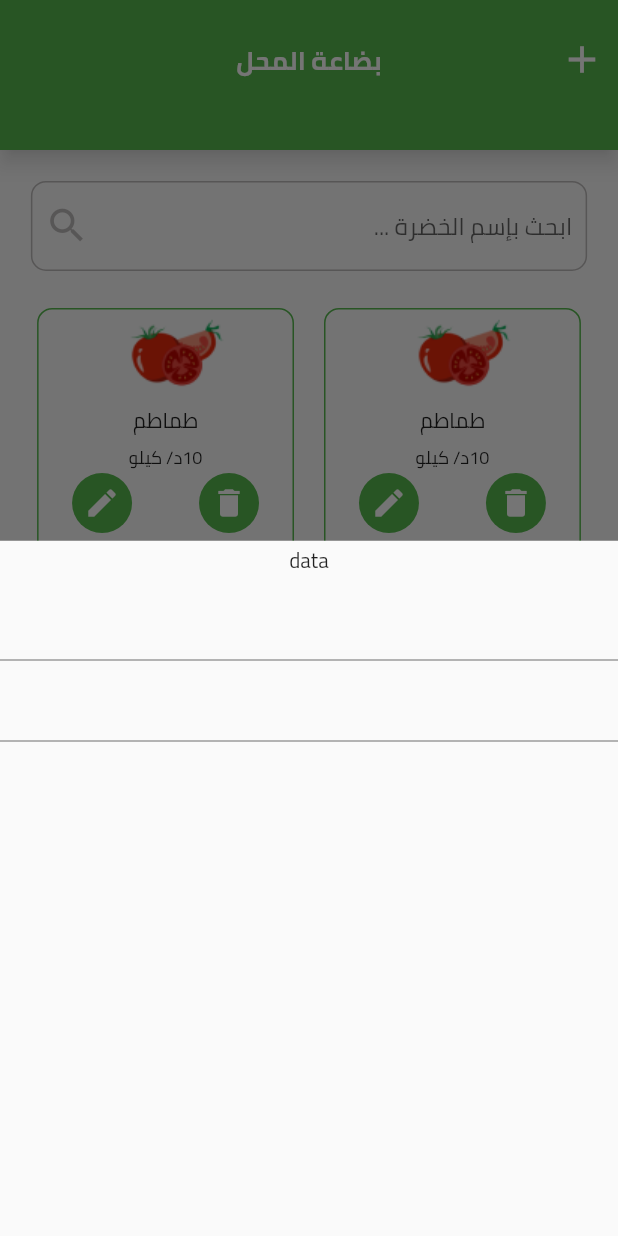
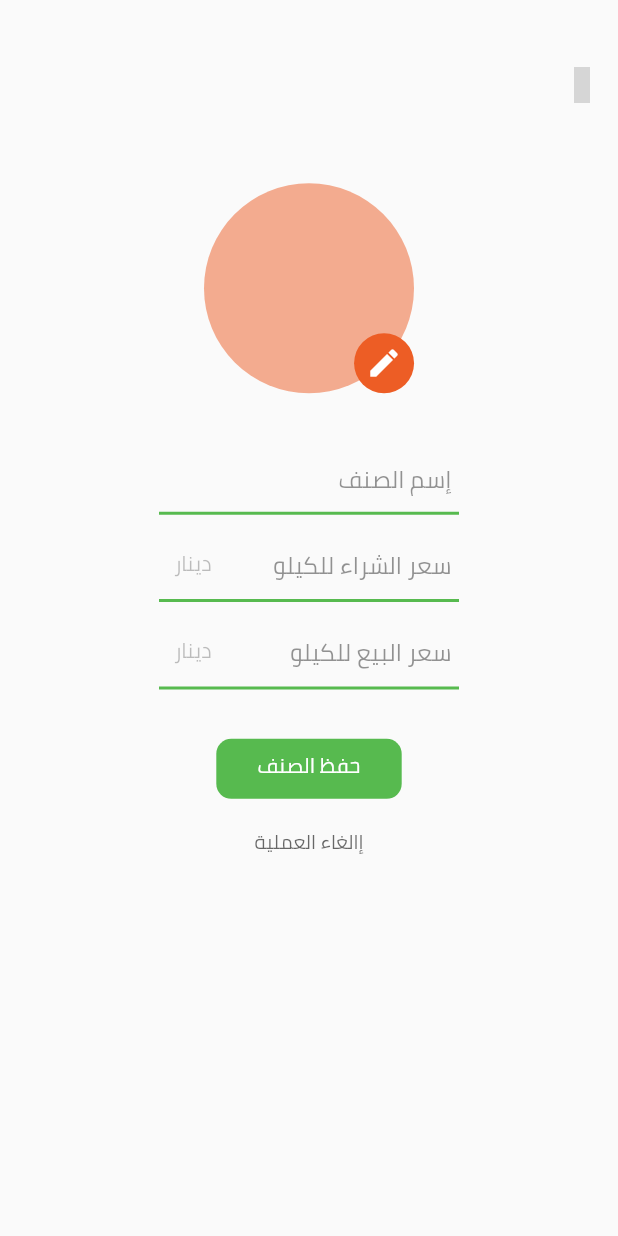
Before and after one commit to weaamokok/Vegilator, a Flutter app: the screen it shows after launch, item 2 of the bottom bar chosen, after a tap on the "add" icon, on a phone screen of 412 x 824 dp. Run offline on Flutter 3.47's test engine with Material 2 defaults, Android fonts, the phone set to English and light mode, and no system bars; our stand-ins replace auto_route, bloc, dio, equatable, floor, flutter_bloc and 7 more; missing offline and left inert: awesome_dio_interceptor, dart:ffi; accounts and stored records are empty; generated files the repository leaves out were written again; statements that could not run were skipped; grey boxes are pictures that could not be loaded.

Commit message:
add to inventory, delete vegetable from inventory

```diff
--- a/lib/main.dart
+++ b/lib/main.dart
@@ -4,27 +4,42 @@ import 'package:flutter/material.dart';
 import 'package:flutter_bloc/flutter_bloc.dart';
 import 'package:vegilator/src/config/router/app_router.dart';
 import 'package:vegilator/src/config/themes/app_theme.dart';
+import 'package:vegilator/src/domain/repositories/database_repository.dart';
+import 'package:vegilator/src/locator.dart';
 import 'package:vegilator/src/presentation/cubits/cubit/nav_bar_cubit.dart';
+import 'package:vegilator/src/presentation/cubits/cubit/vegetabes_cubit.dart';
 import 'package:vegilator/src/presentation/views/root.dart';
 import 'package:vegilator/src/config/router/app_router.gr.dart' as r;
+import 'package:sqflite/sqflite.dart';
+final appRouter = AppRouter();
 
-void main() {
+void main()async {
+  WidgetsFlutterBinding.ensureInitialized();
+  await initializeDependencies();
+
   runApp(MyApp());
 }
 
 @RoutePage()
 class MyApp extends StatelessWidget {
-  final _appRouter = AppRouter();
-
   // This widget is the root of your application.
   @override
   Widget build(BuildContext context) {
-    return BlocProvider<NavBarCubit>(
-      create: (context) => NavBarCubit(),
+    return MultiBlocProvider(
+      providers: [
+        BlocProvider(
+          create: (context) => NavBarCubit(),
+        ),
+        BlocProvider(
+          create: (context) => VegetabesCubit(
+            locator<DatabaseRepository>(),
+          )..getAllSavedVegetables(),
+        )
+      ],
       child: MaterialApp.router(
         debugShowCheckedModeBanner: false,
         theme: AppTheme.light,
-        routerConfig: _appRouter.config(initialRoutes: [r.Root()]),
+        routerConfig: appRouter.config(initialRoutes: [r.Root()]),
       ),
     );
   }
--- a/lib/src/data/datasources/local/app_database.dart
+++ b/lib/src/data/datasources/local/app_database.dart
@@ -17,4 +17,5 @@ part 'app_database.g.dart';
 abstract class AppDatabase extends FloorDatabase {
   VegetableDao get vegetableDao;
   PurchaseDao get purchaseDao;
+
 }
--- a/lib/src/data/datasources/local/converters/vegetable_type_converter.dart
+++ b/lib/src/data/datasources/local/converters/vegetable_type_converter.dart
@@ -9,7 +9,7 @@ class VegetableTypeConverter extends TypeConverter<Vegetable?, String> {
   Vegetable? decode(String databaseValue) {
     final List<String> result = databaseValue.split(',');
     return Vegetable(
-        id: result[0],
+        id: result[0] as int,
         name: result[1],
         image: result[2],
         buyingPrizePerKg: result[3] as int,
--- a/lib/src/domain/models/vegetable.dart
+++ b/lib/src/domain/models/vegetable.dart
@@ -8,16 +8,16 @@ import 'package:flutter/cupertino.dart';
 
 import '../../utils/constants/strings.dart';
 
-@Entity(tableName: vegetablesTable)
+@Entity(tableName: 'Vegetables')
 class Vegetable extends Equatable {
   @PrimaryKey(autoGenerate: true)
-  final String id;
+  final int? id;
   final String name;
   final String image; //I store the base64Encode of th Uint8list of the image
   final int buyingPrizePerKg;
   final int salePrizePerKg;
   const Vegetable({
-    required this.id,
+     this.id,
     required this.name,
     required this.image,
     required this.buyingPrizePerKg,
@@ -25,7 +25,7 @@ class Vegetable extends Equatable {
   });
 
   Vegetable copyWith({
-    String? id,
+    int? id,
     String? name,
     String? image,
     int? buyingPrizePerKg,
@@ -52,7 +52,7 @@ class Vegetable extends Equatable {
 
   factory Vegetable.fromMap(Map<String, dynamic> map) {
     return Vegetable(
-      id: map['id'] as String,
+      id: map['id'] as int?,
       name: map['name'] as String,
       image: map['image'] as String,
       buyingPrizePerKg: map['buyingPrizePerKg'] as int,
@@ -69,7 +69,7 @@ class Vegetable extends Equatable {
   bool get stringify => true;
 
   @override
-  List<Object> get props {
+  List<Object?> get props {
     return [
       id,
       name,
--- a/lib/src/locator.dart
+++ b/lib/src/locator.dart
@@ -8,13 +8,15 @@ import 'package:vegilator/src/utils/constants/strings.dart';
 import 'data/datasources/local/app_database.dart';
 
 //First of all, we need to build our database and this is what we’re doing at the first 2 lines in the initializeDependencies method
-final locator = GetIt.instance;
+final GetIt locator = GetIt.instance;
 Future<void> initializeDependencies() async {
   //We’re getting our database built using the databaseBuilder in the FloorAppDatabase which takes a name (databaseName) and the build method will then return asynchronously an instance of our database (AppDatabase)
-  final db = await $FloorAppDatabase.databaseBuilder(databaseName).build();
+  final db = await $FloorAppDatabase.databaseBuilder('Vegelator').build();
   //Once we get our database, we register it as a singleton in our locator.
   locator.registerSingleton<AppDatabase>(db);
   //Next, the DatabaseRepository depends on the database, so we provided an instance of the registered database in line 3.
+  // locator.registerSingleton<DatabaseRepository>(
+  //     DatabseRepositoryImpl(locator<AppDatabase>()));
   locator.registerSingleton<DatabaseRepository>(
       DatabseRepositoryImpl(locator<AppDatabase>()));
   final dio = Dio();
--- a/lib/src/presentation/cubits/cubit/vegetabes_cubit.dart
+++ b/lib/src/presentation/cubits/cubit/vegetabes_cubit.dart
@@ -1,5 +1,6 @@
 import 'package:bloc/bloc.dart';
 import 'package:equatable/equatable.dart';
+import 'package:flutter/material.dart';
 
 import '../../../domain/models/vegetable.dart';
 import '../../../domain/repositories/database_repository.dart';
@@ -22,7 +23,8 @@ class VegetabesCubit extends Cubit<VegetabesState> {
   }
 
   Future<void> addVegetable({required Vegetable vege}) async {
-    await _databaseRepository.addVegetable(vege);
+    await _databaseRepository.addVegetable(vege).whenComplete(() => debugPrint('added sucessfully'));
+
     emit(await _getAllSavedVegetables());
   }
 
--- /dev/null
+++ b/lib/src/presentation/views/inventory/addVegetablesForm.dart
@@ -0,0 +1,217 @@
+import 'dart:convert';
+import 'dart:ffi';
+import 'dart:io';
+import 'dart:typed_data';
+
+import 'package:flutter/material.dart';
+import 'package:flutter_bloc/flutter_bloc.dart';
+import 'package:image_picker/image_picker.dart';
+import 'package:material_design_icons_flutter/material_design_icons_flutter.dart';
+import 'package:retrofit/http.dart';
+import 'package:vegilator/src/config/router/app_router.dart';
+import 'package:vegilator/main.dart';
+import 'package:vegilator/src/domain/models/vegetable.dart';
+import 'package:vegilator/src/presentation/cubits/cubit/vegetabes_cubit.dart';
+import '../../../utils/constants/colors.dart';
+import '../../../utils/extentions/helperFuntions.dart';
+
+class addVegetableForm extends StatefulWidget {
+  const addVegetableForm({super.key});
+
+  @override
+  State<addVegetableForm> createState() => _addVegetableFormState();
+}
+
+class _addVegetableFormState extends State<addVegetableForm> {
+  File? _image;
+  final picker = ImagePicker();
+  final TextEditingController nameCon=TextEditingController();
+  final TextEditingController buyingPrizeCon=TextEditingController();
+  final TextEditingController salingPrizeCon=TextEditingController();
+
+  @override
+  Widget build(BuildContext context) {
+    final vegetabesCubit=BlocProvider.of<VegetabesCubit>(context);
+    return Container(padding: EdgeInsets.symmetric(vertical: MediaQuery.of(context).size.height*.04),
+        child: Column(
+      children: [
+        Align(
+          alignment: Alignment.topRight,
+          child: IconButton(icon:  Icon(MdiIcons.close,color: Black.withOpacity(.8),), onPressed: () {appRouter.pop();}),
+        ), SizedBox(
+          height: MediaQuery.of(context).size.height*.05,
+        ),
+        Stack(
+          alignment: Alignment.bottomCenter,
+          children: [
+            Align(
+              alignment: Alignment.center,
+              child: CircleAvatar(
+                  radius: 70,
+                  backgroundImage:
+                      _image != null ? FileImage(_image as File) : null,
+                  backgroundColor:
+                      _image == null ? Orange.withOpacity(.5) : null),
+            ),
+            Padding(
+              padding: EdgeInsets.symmetric(
+                  horizontal: MediaQuery.of(context).size.width * .33),
+              child: Align(
+                alignment: Alignment.centerRight,
+                child: GestureDetector(
+                  onTap: () {
+                    _showSelectionDialog();
+                  },
+                  child: CircleAvatar(
+                    backgroundColor: Orange,
+                    child: Icon(Icons.edit, color: Colors.white),
+                  ),
+                ),
+              ),
+            )
+          ],
+        ), SizedBox(
+          height: MediaQuery.of(context).size.height*.04,
+        ),
+        SizedBox(
+          width: 200,
+          child: TextFormField(textAlign: TextAlign.right,controller: nameCon,
+              decoration: InputDecoration(
+                  hintText: 'إسم الصنف',hintStyle: TextStyle(color: Black.withOpacity(.5)),
+                  hintTextDirection: TextDirection.rtl,
+                  contentPadding: EdgeInsets.symmetric(horizontal: 5),
+                  focusedBorder: UnderlineInputBorder(
+                    borderSide: BorderSide(
+                      color: PrimaryGreen,
+                      width: 2,
+                    ),
+                  ),
+                  enabledBorder: UnderlineInputBorder(
+                    borderSide: BorderSide(
+                      color: PrimaryGreen,
+                      width: 2,
+                    ),
+                  ))),
+        ),
+        SizedBox(
+          height: MediaQuery.of(context).size.height*.01,
+        ),
+        SizedBox(
+          width: 200,
+          child: TextFormField(textAlign: TextAlign.right,controller: buyingPrizeCon,
+              decoration: InputDecoration(
+                  hintText: "سعر الشراء للكيلو",hintStyle: TextStyle(color: Black.withOpacity(.5)),
+                  //  prefixText: 'fd',
+                  prefixIcon: Padding(
+                      padding: EdgeInsets.only(left: 10, top: 10),
+                      child: Text(
+                        'دينار',
+                        style: TextStyle(color: Black.withOpacity(.3)),
+                      )),
+                  hintTextDirection: TextDirection.rtl,
+                  contentPadding:
+                      EdgeInsets.symmetric(horizontal: 5, vertical: 10),
+                  focusedBorder: UnderlineInputBorder(
+                    borderSide: BorderSide(
+                      color: PrimaryGreen,
+                      width: 2,
+                    ),
+                  ),
+                  enabledBorder: UnderlineInputBorder(
+                    borderSide: BorderSide(
+                      color: PrimaryGreen,
+                      width: 2,
+                    ),
+                  ))),
+        ),
+        SizedBox(
+          height: MediaQuery.of(context).size.height*.01,
+        ),
+        SizedBox(
+          width: 200,
+          child: TextFormField(textAlign: TextAlign.right,controller: salingPrizeCon,
+              decoration: InputDecoration(
+                  hintText: "سعر البيع للكيلو",hintStyle: TextStyle(color: Black.withOpacity(.5)),
+                  //  prefixText: 'fd',
+                  prefixIcon: Padding(
+                      padding: EdgeInsets.only(left: 10, top: 10),
+                      child: Text(
+                        'دينار',
+                        style: TextStyle(color: Black.withOpacity(.3)),
+                      )),
+                  hintTextDirection: TextDirection.rtl,
+                  contentPadding:
+                      EdgeInsets.symmetric(horizontal: 5, vertical: 10),
+                  focusedBorder: UnderlineInputBorder(
+                    borderSide: BorderSide(
+                      color: PrimaryGreen,
+                      width: 2,
+                    ),
+                  ),
+                  enabledBorder: UnderlineInputBorder(
+                    borderSide: BorderSide(
+                      color: PrimaryGreen,
+                      width: 2,
+                    ),
+                  ))),
+        ),
+        SizedBox(
+          height: MediaQuery.of(context).size.height*.04,
+        ),
+        InkWell(onTap: (){
+          String imageFile;
+        imageFile= converImageToString(_image!);
+          vegetabesCubit.addVegetable(vege: Vegetable( name: nameCon.text, image:imageFile , buyingPrizePerKg:int.parse(buyingPrizeCon.text) , salePrizePerKg:int.parse(salingPrizeCon.text))).whenComplete(() => appRouter.pop());
+        },
+          child: Container(
+            padding: EdgeInsets.symmetric(vertical: 5),
+            child: Text('حفظ الصنف', textAlign: TextAlign.center,style: TextStyle(color: Colors.white),),
+            width: MediaQuery.of(context).size.width * .3,
+            decoration: BoxDecoration(
+                borderRadius: BorderRadius.circular(10), color: PrimaryGreen),
+            height: 40,
+          ),
+        ), SizedBox(
+          height: MediaQuery.of(context).size.height*.02,
+        ), GestureDetector(child: Text('إالغاء العملية',style: TextStyle(color: Black.withOpacity(.7),fontSize: 13,),),)
+        // TextFormField()
+      ],
+    ));
+  }
+
+  Future selectOrTakePhoto(ImageSource imageSource) async {
+    final pickedFile = await picker.getImage(source: imageSource);
+
+    setState(() {
+      if (pickedFile != null) {
+        _image = File(pickedFile.path);
+      } else
+        print('No photo was selected or taken');
+    });
+  }
+
+  Future _showSelectionDialog() async {
+    await showDialog(
+      context: context,
+      builder: (context) => SimpleDialog(
+        title: Text('Select photo'),
+        children: <Widget>[
+          SimpleDialogOption(
+            child: Text('From gallery'),
+            onPressed: () {
+              selectOrTakePhoto(ImageSource.gallery);
+              Navigator.pop(context);
+            },
+          ),
+          SimpleDialogOption(
+            child: Text('Take a photo'),
+            onPressed: () {
+              selectOrTakePhoto(ImageSource.camera);
+              Navigator.pop(context);
+            },
+          ),
+        ],
+      ),
+    );
+  }
+}
--- a/lib/src/presentation/views/inventory/inventory_view.dart
+++ b/lib/src/presentation/views/inventory/inventory_view.dart
@@ -1,29 +1,30 @@
 import 'dart:convert';
 import 'dart:io';
-
+import 'package:flutter/cupertino.dart';
+import 'package:flutter_bloc/flutter_bloc.dart';
+import 'package:image_picker/image_picker.dart';
+import 'package:material_design_icons_flutter/material_design_icons_flutter.dart';
 import 'package:flutter/material.dart';
 import 'package:flutter/services.dart';
-import 'package:vegilator/main.dart';
 import 'package:vegilator/src/domain/models/vegetable.dart';
-import 'package:vegilator/src/presentation/widgets/app_bar.dart';
-import 'package:path_provider/path_provider.dart';
+import 'package:vegilator/src/presentation/cubits/cubit/vegetabes_cubit.dart';
+import 'package:vegilator/src/utils/constants/colors.dart';
 import '../../widgets/add_card.dart';
 import '../../widgets/inventory_vegetable_card.dart';
 import '../../widgets/searchbar.dart';
+import 'addVegetablesForm.dart';
 
+List<Vegetable> veges = [];
+
+File? _image;
+final picker = ImagePicker();
 String? im;
-void _openAddVegetbleForm(context) {
+void openAddVegetbleForm(context) {
   showModalBottomSheet(
+    isScrollControlled: true,
     context: (context),
-    builder: (context) => addVegetable(),
+    builder: (context) => addVegetableForm(),
   );
-}
-
-Widget addVegetable() {
-  return Container(
-      child: Column(
-    children: [Text('data'), TextFormField(), TextFormField()],
-  ));
 }
 
 Future<String> convertToString() async {
@@ -44,7 +45,6 @@ class Inventory extends StatefulWidget {
 class _InventoryState extends State<Inventory> {
   @override
   void initState() {
-    // TODO: implement initState
     super.initState();
     convertToString();
   }
@@ -60,49 +60,47 @@ class _InventoryState extends State<Inventory> {
               vertical: MediaQuery.of(context).size.width * .050),
           child: SearchBar(event: () {}),
         ),
-        Expanded(
-          child: GridView.count(
-            shrinkWrap: true,
-            crossAxisCount: 2,
-            padding: EdgeInsets.symmetric(
-                horizontal: MediaQuery.of(context).size.width * .060,
-                vertical: MediaQuery.of(context).size.width * .010),
-            mainAxisSpacing: 10,
-            crossAxisSpacing: 20,
-            children: [
-              InventoryVegetableCard(
-                vege: Vegetable(
-                    name: 'طماطم',
-                    buyingPrizePerKg: 10,
-                    id: '1',
-                    image: im!,
-                    salePrizePerKg: 10),
-              ),
-              InventoryVegetableCard(
-                vege: Vegetable(
-                    name: 'طماطم',
-                    buyingPrizePerKg: 10,
-                    id: ' 1',
-                    image: im!,
-                    salePrizePerKg: 10),
-              ),
-              InventoryVegetableCard(
-                vege: Vegetable(
-                    name: 'طماطم',
-                    buyingPrizePerKg: 10,
-                    id: '1',
-                    image: im!,
-                    salePrizePerKg: 10),
-              ),
-              addCard(
-                onAdd: () {_openAddVegetbleForm(context);},
-              )
-            ],
-          ),
-        )
+        BlocBuilder<VegetabesCubit, VegetabesState>(builder: (_, state) {
+          switch (state.runtimeType) {
+            case VegetablesLoading:
+              return const Center(
+                child: CupertinoActivityIndicator(),
+              );
+            case VegetablesSuccess:
+              return _buildInventoryVegetables(state.vegetables, context);
+            default:
+              return const SizedBox();
+          }
+        })
       ],
     );
   }
+}
+
+Widget _buildInventoryVegetables(List<Vegetable> veges, context) {
+
+  if (veges.isEmpty) {
+    return Align(
+      alignment: Alignment.centerLeft,
+      child: addCard(),
+    );
+  }
+  return Expanded(
+    child: Wrap(
+      children: [
+        GridView.builder(
+          padding: EdgeInsets.all(15),
+          shrinkWrap: true,
+          itemCount: veges.length,
+          gridDelegate: SliverGridDelegateWithFixedCrossAxisCount(
+              crossAxisCount: 2, crossAxisSpacing: 5, mainAxisSpacing: 5),
+          itemBuilder: (context, index) =>
+              InventoryVegetableCard(vege: veges[index]),
+        ),
+        Container(width:210,child: addCard())
+      ],
+    ),
+  );
 }
 
 Widget CustomAppBarFirst(context) {
@@ -115,7 +113,7 @@ Widget CustomAppBarFirst(context) {
       actions: [
         IconButton(
           onPressed: () {
-            _openAddVegetbleForm(context);
+            openAddVegetbleForm(context);
           },
           icon: Icon(
             Icons.add,
--- a/lib/src/presentation/views/root.dart
+++ b/lib/src/presentation/views/root.dart
@@ -22,7 +22,7 @@ class Root extends StatefulWidget {
 class _RootState extends State<Root> {
   @override
   Widget build(BuildContext context) {
-    return Scaffold(
+    return Scaffold(resizeToAvoidBottomInset: false,backgroundColor: Colors.white,
       body: BlocBuilder<NavBarCubit, NavBarState>(
         builder: (context, state) {
           if (state.navbarItem == NavbarItem.dailyRecord) {
--- a/lib/src/presentation/widgets/add_card.dart
+++ b/lib/src/presentation/widgets/add_card.dart
@@ -1,15 +1,17 @@
 import 'package:flutter/material.dart';
 
 import '../../utils/constants/colors.dart';
+import '../views/inventory/inventory_view.dart';
 
 class addCard extends StatelessWidget {
-  const addCard({required this.onAdd,});
-  final Function onAdd;
+  const addCard();
+
 
 
   @override
   Widget build(BuildContext context) {
-    return Container(
+    return Container(padding: EdgeInsets.all(40),margin: EdgeInsets.symmetric(horizontal: 20),
+      child: InkWell(onTap: (){ openAddVegetbleForm(context);},
         child: Column(
           mainAxisAlignment: MainAxisAlignment.center,
           children: [
@@ -31,6 +33,7 @@ class addCard extends StatelessWidget {
             )
           ],
         ),
+      ),
       decoration: BoxDecoration(
         color: PrimaryGreen,
         borderRadius: BorderRadius.circular(10),
--- a/lib/src/presentation/widgets/inventory_vegetable_card.dart
+++ b/lib/src/presentation/widgets/inventory_vegetable_card.dart
@@ -1,7 +1,9 @@
 import 'dart:convert';
 
 import 'package:flutter/material.dart';
+import 'package:flutter_bloc/flutter_bloc.dart';
 import 'package:vegilator/src/domain/models/vegetable.dart';
+import 'package:vegilator/src/presentation/cubits/cubit/vegetabes_cubit.dart';
 import 'package:vegilator/src/utils/constants/colors.dart';
 
 import 'circul_Icon_button.dart';
@@ -11,25 +13,42 @@ class InventoryVegetableCard extends StatelessWidget {
   final Vegetable vege;
   @override
   Widget build(BuildContext context) {
+        final vegetabesCubit=BlocProvider.of<VegetabesCubit>(context);
+
     return Container(
-      height: 250,
-      width: 156,
-      padding: EdgeInsets.symmetric(vertical: 0),
+      width:  MediaQuery.of(context).devicePixelRatio*0.2,
+      padding: EdgeInsets.only(top: 5),
       child: Column(children: [
-        Image.memory(base64Decode(vege.image)),
-        Text(vege.name, style: TextStyle(fontSize: 14)),
-        Text(
+        Expanded(flex: 3,child: Image.memory(base64Decode(vege.image,),fit:BoxFit.fill,width: 80,height: 100, )),
+        Expanded(child: Text(vege.name, style: TextStyle(fontSize: 14))),
+        Expanded(
+          child: Text(
             vege.salePrizePerKg.toString() + 'د/ كيلو',
             style: TextStyle(fontSize: 12),
             textDirection: TextDirection.rtl,
           ),
-        Row(
+        ),
+        Expanded(flex: 2,
+          child: Row(
             mainAxisAlignment: MainAxisAlignment.spaceAround,
             children: [
               CircularIconButton(icon: Icons.edit, onTap: () {}),
-            CircularIconButton(icon: Icons.delete, onTap: () {})
+              InkWell(
+              onTap:(){
+          vegetabesCubit.removeVegetable(vegetable: vege);
+              },
+              child: CircleAvatar(
+          radius: 20,
+          backgroundColor: PrimaryGreen,
+          child: Icon(Icons.delete, color: Colors.white),
+              ),
+            )
+              // CircularIconButton(icon: Icons.delete, onTap: () {
+              //   //vegetabesCubit.removeVegetable(vegetable: vege);
+              //   })
             ],
           ),
+        ),SizedBox(height: 10,)
       ]),
       decoration: BoxDecoration(
         borderRadius: BorderRadius.circular(10),
--- a/lib/src/utils/constants/strings.dart
+++ b/lib/src/utils/constants/strings.dart
@@ -7,7 +7,7 @@ import 'package:flutter/material.dart';
 const String usersTable = 'users_table';
 const String vegetablesTable = 'vegetable';
 const String purchasedVegetables = 'purchasedVegetables';
-const String databaseName = 'vegilator.db';
+const String databaseName = 'Vegilator.db';
 File file = File('images/tomato 1.png');
 Uint8List by = file.readAsBytesSync();
 String base64Image = base64Encode(by);
--- /dev/null
+++ b/lib/src/utils/extentions/helperFuntions.dart
@@ -0,0 +1,8 @@
+import 'dart:convert';
+import 'dart:io';
+import 'dart:typed_data';
+import 'package:flutter/material.dart';
+String converImageToString(File imageFile){
+   Uint8List U=imageFile!.readAsBytesSync();
+         return base64Encode(U);
+}
--- a/pubspec.yaml
+++ b/pubspec.yaml
@@ -57,6 +57,7 @@ dependencies:
   flutter_native_splash: ^2.2.19
   easy_splash_screen: ^1.0.4
   material_design_icons_flutter: ^6.0.7096
+  image_picker: ^0.8.7+3
 
 dev_dependencies:
   flutter_test:
```
Also changed, not shown: lib/src/config/router/app_router.gr.dart, lib/src/data/datasources/local/app_database.g.dart, pubspec.lock, 1 other file. Lines whose indentation alone changed are shown as unchanged.
